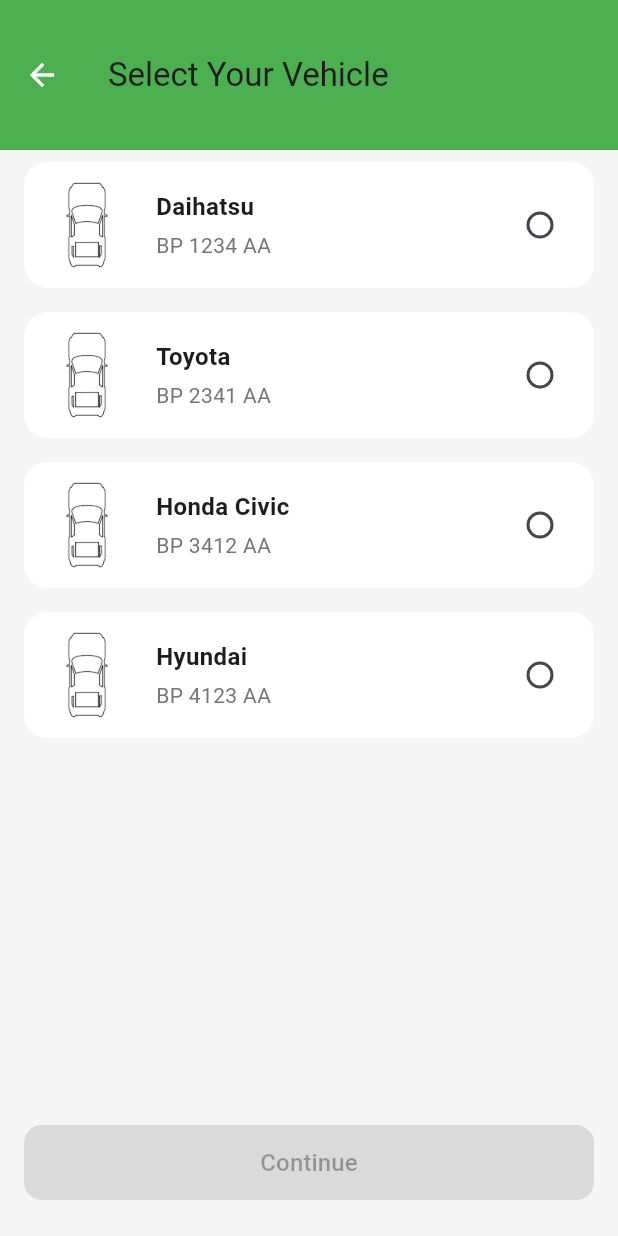
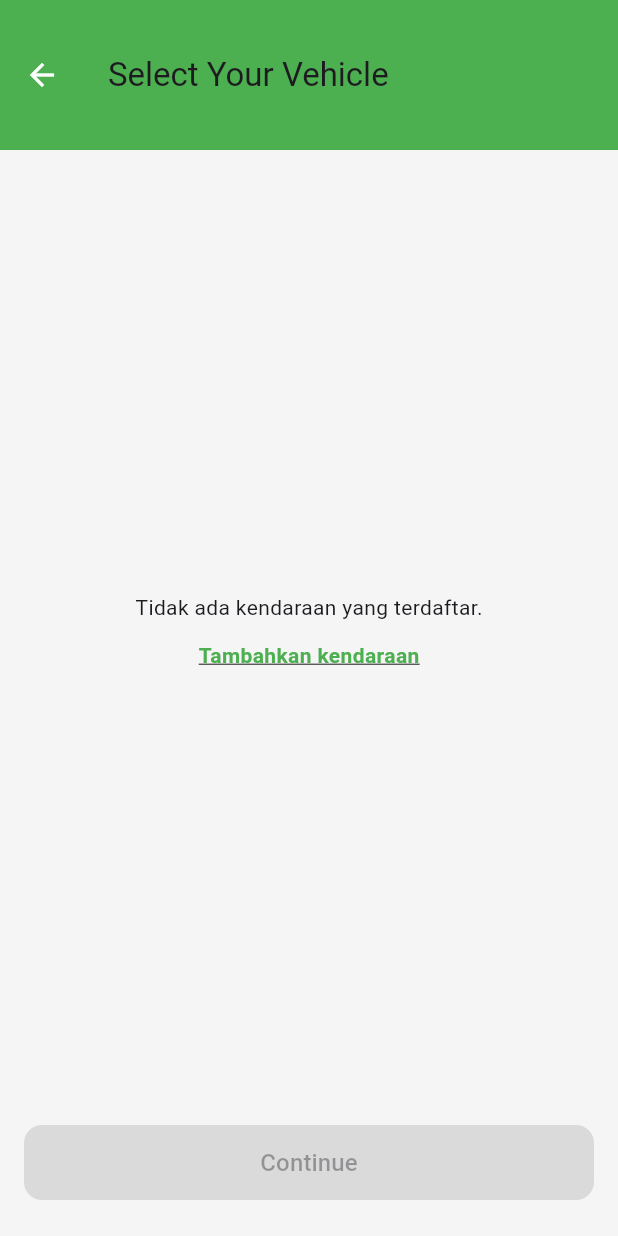
Before and after one commit to fauzanhnw/Parkintime-flutter, a Flutter app: the SelectVehiclePage screen opened directly with empty values, on a phone screen of 412 x 824 dp. Run offline on Flutter 3.47's test engine with Material 3 defaults, Android fonts, the phone set to English and light mode, and no system bars; our stand-ins replace google_fonts, share_plus, shared_preferences, table_calendar; accounts and stored records are empty; network calls fail.

Commit message:
update 11/5/25

```diff
--- a/lib/screens/halaman_home/home_page_content.dart
+++ b/lib/screens/halaman_home/home_page_content.dart
@@ -341,9 +341,9 @@ class _HomePageContentState extends State<HomePageContent> {
         ),
         const SizedBox(height: 10),
         Container(
-          height: 160,
+          height: 180,
           padding: const EdgeInsets.only(left: 20),
-          margin: const EdgeInsets.only(bottom: 20),
+          margin: const EdgeInsets.only(bottom: 10),
           child: ListView.builder(
             scrollDirection: Axis.horizontal,
             itemCount: parkingLots.length,
--- a/lib/screens/halaman_home/widgets_home/parking_spot_card.dart
+++ b/lib/screens/halaman_home/widgets_home/parking_spot_card.dart
@@ -14,7 +14,7 @@ class ParkingSpotCard extends StatelessWidget {
         Navigator.push(
           context,
           MaterialPageRoute(
-            builder: (_) => ParkingLotDetailPage(spotName: name),
+            builder: (_) => ParkingLotDetailPage(id_lahan: name),
           ),
         );
       },
--- a/lib/screens/history/HistoryScreen.dart
+++ b/lib/screens/history/HistoryScreen.dart
@@ -140,7 +140,6 @@ class _HistoryScreenState extends State<HistoryScreen> {
       ticket: item.ticketId,
       date: dateText,
       location: "${item.namaLokasi}",
-      floor: item.area,
       slot: item.kodeSlot,
       duration: "${duration.inHours} Hours",
       statusWidget: _buildStatusBoxFromStatus(item),
@@ -217,7 +216,6 @@ class _HistoryScreenState extends State<HistoryScreen> {
     required String ticket,
     required String date,
     required String location,
-    required String floor,
     required String slot,
     required String duration,
     required Widget statusWidget,
@@ -254,7 +252,6 @@ class _HistoryScreenState extends State<HistoryScreen> {
                   crossAxisAlignment: CrossAxisAlignment.start,
                   children: [
                     Text(location, style: TextStyle(fontWeight: FontWeight.bold)),
-                    Text(floor),
                     Text(slot),
                     Text(duration),
                   ],
@@ -276,7 +273,6 @@ class HistoryItem {
   final DateTime? waktuKeluar;
   final int biayaTotal;
   final String kodeSlot;
-  final String area;
   final String namaLokasi;
   final String jenis;
 
@@ -287,7 +283,6 @@ class HistoryItem {
     this.waktuKeluar,
     required this.biayaTotal,
     required this.kodeSlot,
-    required this.area,
     required this.namaLokasi,
     required this.jenis,
   });
@@ -302,7 +297,6 @@ class HistoryItem {
           : null,
       biayaTotal: int.tryParse(json['biaya_total'].toString()) ?? 0,
       kodeSlot: json['kode_slot'],
-      area: json['area'],
       namaLokasi: json['nama_lokasi'],
       jenis: json['jenis'],
     );
--- a/lib/screens/profil/ProfileScreen.dart
+++ b/lib/screens/profil/ProfileScreen.dart
@@ -59,7 +59,8 @@ class _ProfileScreenState extends State<ProfileScreen> {
   Widget build(BuildContext context) {
     return Scaffold(
       backgroundColor: const Color(0xFFF3F3F3),
-      body: Column(
+      body: SingleChildScrollView( // <-- Tambahkan ini
+        child: Column(
           children: [
             Container(
               width: double.infinity,
@@ -152,7 +153,9 @@ class _ProfileScreenState extends State<ProfileScreen> {
                 ),
               ),
             ),
+            const SizedBox(height: 20), // Tambahkan jarak bawah agar konten tidak terpotong
           ],
+        ),
       ),
     );
   }
--- a/lib/screens/reservation/ReservasionPage.dart
+++ b/lib/screens/reservation/ReservasionPage.dart
@@ -1,7 +1,7 @@
 import 'dart:convert';
 import 'package:flutter/material.dart';
 import 'package:http/http.dart' as http;
-import 'package:parkintime/screens/reservation/select_vehicle.dart';
+import 'package:parkintime/screens/reservation/select_spot_parkir.dart';
 import 'package:share_plus/share_plus.dart';
 import 'package:url_launcher/url_launcher.dart';
 
@@ -219,8 +219,8 @@ class _ReservasionpageState extends State<Reservasionpage> {
                                 Navigator.push(
                                   context,
                                   MaterialPageRoute(
-                                    builder: (_) => SelectVehiclePage(
-                                        id: item["id"]), // kirim ID
+                                    builder: (_) => ParkingLotDetailPage(
+                                        id_lahan: item["id"]), // kirim ID
                                   ),
                                 );
                               },
--- a/lib/screens/reservation/book_parking.dart
+++ b/lib/screens/reservation/book_parking.dart
@@ -5,7 +5,7 @@ import 'package:parkintime/screens/reservation/select_spot_parkir.dart';
 
 class BookParkingDetailsPage extends StatefulWidget {
   final int pricePerHour;
-  const BookParkingDetailsPage({Key? key, this.pricePerHour = 5000})
+  const BookParkingDetailsPage({Key? key, this.pricePerHour = 5000, required String kodeslot, required String vehiclePlate})
     : super(key: key);
 
   @override
@@ -190,7 +190,7 @@ class _BookParkingDetailsPageState extends State<BookParkingDetailsPage> {
                             MaterialPageRoute(
                               builder:
                                   (_) => const ParkingLotDetailPage(
-                                    spotName: 'Mega mall',
+                                    id_lahan: 'Mega mall',
                                   ),
                             ),
                           );
--- a/lib/screens/reservation/select_vehicle.dart
+++ b/lib/screens/reservation/select_vehicle.dart
@@ -1,23 +1,84 @@
+import 'dart:convert';
 import 'package:flutter/material.dart';
+import 'package:http/http.dart' as http;
+import 'package:shared_preferences/shared_preferences.dart';
 import 'package:parkintime/screens/reservation/book_parking.dart';
 
 class SelectVehiclePage extends StatefulWidget {
-  final String id;
+  final String kodeslot;
 
-  const SelectVehiclePage({Key? key, required this.id}) : super(key: key);
+  const SelectVehiclePage({
+    Key? key,
+    required this.kodeslot,
+  }) : super(key: key);
 
   @override
   _SelectVehiclePageState createState() => _SelectVehiclePageState();
 }
+
 class _SelectVehiclePageState extends State<SelectVehiclePage> {
   int? selectedVehicleIndex;
+  List<Map<String, String>> vehicles = [];
+  bool isLoading = true;
+  String? idAkun;
 
-  final List<Map<String, String>> vehicles = [
-    {"brand": "Daihatsu", "plate": "BP 1234 AA", "image": "assets/car.png"},
-    {"brand": "Toyota", "plate": "BP 2341 AA", "image": "assets/car.png"},
-    {"brand": "Honda Civic", "plate": "BP 3412 AA", "image": "assets/car.png"},
-    {"brand": "Hyundai", "plate": "BP 4123 AA", "image": "assets/car.png"},
-  ];
+  @override
+  void initState() {
+    super.initState();
+    loadIdAkun();
+  }
+
+  Future<void> loadIdAkun() async {
+    SharedPreferences prefs = await SharedPreferences.getInstance();
+    idAkun = prefs.getString('id_akun');
+
+    if (idAkun != null) {
+      fetchVehicles();
+    } else {
+      setState(() {
+        isLoading = false;
+      });
+    }
+  }
+
+  Future<void> fetchVehicles() async {
+    try {
+      // Mengambil data kendaraan dari API
+      final response = await http.get(Uri.parse(
+        'https://app.parkintime.web.id/flutter/get_car.php?id_akun=$idAkun',
+      ));
+
+      // Debugging response body
+      print('Response Body: ${response.body}');
+
+      if (response.statusCode == 200) {
+        final Map<String, dynamic> json = jsonDecode(response.body);
+
+        if (json['status'] == true) {
+          final List<dynamic> data = json['data'];
+
+          // Map data kendaraan ke dalam list vehicles
+          setState(() {
+            vehicles = data.map<Map<String, String>>((item) => {
+              'brand': item['merek'] ?? 'No brand',  // Menggunakan merek
+              'plate': item['no_kendaraan'] ?? 'No plate',  // Menggunakan no_kendaraan
+              'image': 'assets/car.png',  // Gambar default jika tidak ada gambar
+            }).toList();
+            isLoading = false;
+          });
+        } else {
+          throw Exception('No vehicles found or status is false');
+        }
+      } else {
+        throw Exception('Failed to load vehicles');
+      }
+    } catch (e) {
+      print('Error fetching vehicles: $e');
+      setState(() {
+        isLoading = false;
+      });
+    }
+  }
 
   @override
   Widget build(BuildContext context) {
@@ -33,7 +94,32 @@ class _SelectVehiclePageState extends State<SelectVehiclePage> {
         child: Column(
           children: [
             Expanded(
-              child: ListView.builder(
+              child: isLoading
+                  ? Center(child: CircularProgressIndicator())  // Menunggu data
+                  : vehicles.isEmpty
+                  ? Center(  // Tidak ada kendaraan
+                child: Column(
+                  mainAxisAlignment: MainAxisAlignment.center,
+                  children: [
+                    Text("Tidak ada kendaraan yang terdaftar."),
+                    SizedBox(height: 12),
+                    GestureDetector(
+                      onTap: () {
+                        Navigator.pushNamed(context, '/addCar');
+                      },
+                      child: Text(
+                        "Tambahkan kendaraan",
+                        style: TextStyle(
+                          color: Colors.green,
+                          fontWeight: FontWeight.bold,
+                          decoration: TextDecoration.underline,
+                        ),
+                      ),
+                    ),
+                  ],
+                ),
+              )
+                  : ListView.builder(
                 itemCount: vehicles.length,
                 itemBuilder: (context, index) {
                   final vehicle = vehicles[index];
@@ -52,14 +138,14 @@ class _SelectVehiclePageState extends State<SelectVehiclePage> {
                       ),
                       child: Row(
                         children: [
-                          Image.asset(vehicle['image']!, height: 60),
+                          Image.asset(vehicle['image']!, height: 60),  // Gambar kendaraan
                           SizedBox(width: 16),
                           Expanded(
                             child: Column(
                               crossAxisAlignment: CrossAxisAlignment.start,
                               children: [
                                 Text(
-                                  vehicle['brand']!,
+                                  vehicle['brand']!,  // Merek kendaraan
                                   style: TextStyle(
                                     fontWeight: FontWeight.bold,
                                     fontSize: 16,
@@ -67,7 +153,7 @@ class _SelectVehiclePageState extends State<SelectVehiclePage> {
                                 ),
                                 SizedBox(height: 4),
                                 Text(
-                                  vehicle['plate']!,
+                                  vehicle['plate']!,  // Nomor kendaraan
                                   style: TextStyle(color: Colors.grey[600]),
                                 ),
                               ],
@@ -91,22 +177,18 @@ class _SelectVehiclePageState extends State<SelectVehiclePage> {
               ),
             ),
             Padding(
-              padding: const EdgeInsets.fromLTRB(
-                16,
-                8,
-                16,
-                24,
-              ), // <- tidak terlalu bawah
+              padding: const EdgeInsets.fromLTRB(16, 8, 16, 24),
               child: ElevatedButton(
-                onPressed:
-                    selectedVehicleIndex != null
+                onPressed: selectedVehicleIndex != null
                     ? () {
+                  final selectedVehicle = vehicles[selectedVehicleIndex!];
                   Navigator.push(
                     context,
                     MaterialPageRoute(
-                              builder:
-                                  (_) => BookParkingDetailsPage(
+                      builder: (_) => BookParkingDetailsPage(
                         pricePerHour: 5000,
+                        kodeslot: widget.kodeslot,
+                        vehiclePlate: selectedVehicle['plate']!,
                       ),
                     ),
                   );
```
Also changed, not shown: lib/screens/reservation/select_spot_parkir.dart (+194 -152 lines). Lines whose indentation alone changed are shown as unchanged.
